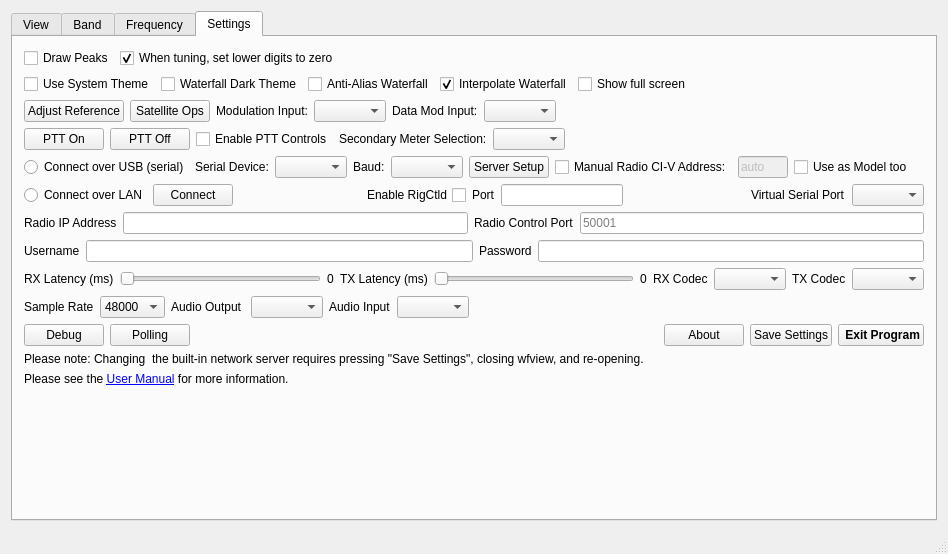
Old version of the form wfmain.ui in the repository adecarolis/wfweb.
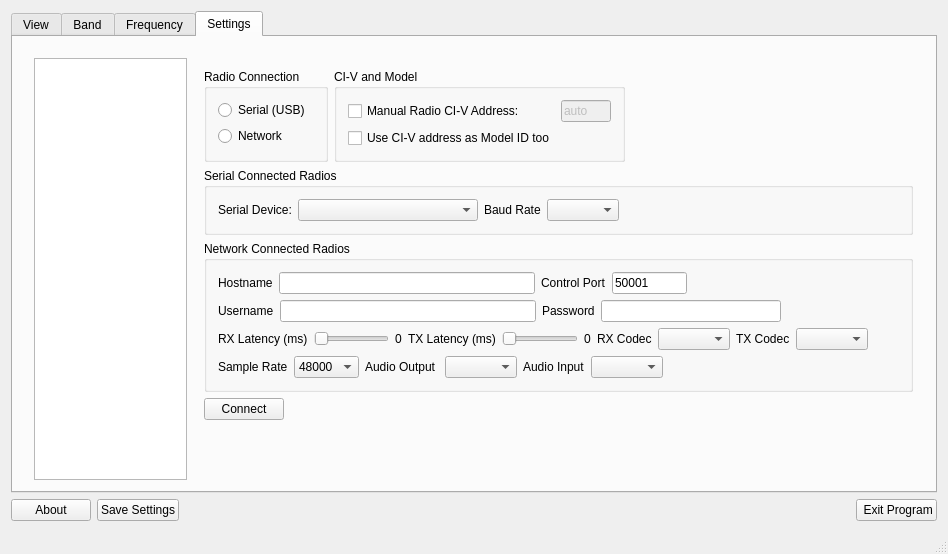
New version of the form. Custom widgets are drawn as their Qt base class.

Commit message: Beginning of the new Settings tab. Does not compile as-is yet.

```diff
--- a/wfmain.ui
+++ b/wfmain.ui
@@ -2038,242 +2038,47 @@
        <attribute name="title">
         <string>Settings</string>
        </attribute>
-       <layout class="QVBoxLayout" name="verticalLayout_5">
+       <layout class="QVBoxLayout" name="verticalLayout_23">
+        <item>
+         <layout class="QHBoxLayout" name="horizontalLayout">
+          <property name="leftMargin">
+           <number>10</number>
+          </property>
+          <property name="topMargin">
+           <number>10</number>
+          </property>
+          <item>
+           <widget class="QListWidget" name="settingsList">
+            <property name="maximumSize">
+             <size>
+              <width>180</width>
+              <height>16777215</height>
+             </size>
+            </property>
+           </widget>
+          </item>
+          <item>
+           <widget class="QStackedWidget" name="settingsStack">
+            <property name="currentIndex">
+             <number>0</number>
+            </property>
+            <widget class="QWidget" name="radioAccess">
+             <layout class="QVBoxLayout" name="verticalLayout_21">
         <item>
          <layout class="QHBoxLayout" name="horizontalLayout_4">
           <item>
-           <widget class="QCheckBox" name="drawPeakChk">
-            <property name="text">
-             <string>Draw Peaks</string>
-            </property>
-           </widget>
-          </item>
-          <item>
-           <widget class="QCheckBox" name="tuningFloorZerosChk">
-            <property name="text">
-             <string>When tuning, set lower digits to zero</string>
-            </property>
-            <property name="checked">
-             <bool>true</bool>
-            </property>
-           </widget>
-          </item>
-          <item>
-           <spacer name="horizontalSpacer_4">
-            <property name="orientation">
-             <enum>Qt::Horizontal</enum>
-            </property>
-            <property name="sizeHint" stdset="0">
-             <size>
-              <width>40</width>
-              <height>20</height>
-             </size>
-            </property>
-           </spacer>
-          </item>
-         </layout>
-        </item>
-        <item>
-         <layout class="QHBoxLayout" name="horizontalLayout_14">
-          <property name="topMargin">
-           <number>0</number>
-          </property>
-          <item>
-           <widget class="QCheckBox" name="useSystemThemeChk">
-            <property name="text">
-             <string>Use System Theme</string>
-            </property>
-           </widget>
-          </item>
-          <item>
-           <widget class="QCheckBox" name="useDarkThemeChk">
-            <property name="text">
-             <string>Waterfall Dark Theme</string>
-            </property>
-           </widget>
-          </item>
-          <item>
-           <widget class="QCheckBox" name="wfAntiAliasChk">
-            <property name="text">
-             <string>Anti-Alias Waterfall</string>
-            </property>
-           </widget>
-          </item>
-          <item>
-           <widget class="QCheckBox" name="wfInterpolateChk">
-            <property name="text">
-             <string>Interpolate Waterfall</string>
-            </property>
-            <property name="checked">
-             <bool>true</bool>
-            </property>
-           </widget>
-          </item>
-          <item>
-           <widget class="QCheckBox" name="fullScreenChk">
-            <property name="text">
-             <string>Show full screen</string>
-            </property>
-           </widget>
-          </item>
-          <item>
-           <spacer name="horizontalSpacer_7">
-            <property name="orientation">
-             <enum>Qt::Horizontal</enum>
-            </property>
-            <property name="sizeHint" stdset="0">
-             <size>
-              <width>40</width>
-              <height>20</height>
-             </size>
-            </property>
-           </spacer>
-          </item>
-         </layout>
-        </item>
-        <item>
-         <layout class="QHBoxLayout" name="horizontalLayout_22">
-          <property name="topMargin">
-           <number>0</number>
-          </property>
-          <item>
-           <widget class="QPushButton" name="adjRefBtn">
-            <property name="toolTip">
-             <string>&lt;html&gt;&lt;head/&gt;&lt;body&gt;&lt;p&gt;Click here to adjust the frequency reference on the IC-9700.&lt;/p&gt;&lt;/body&gt;&lt;/html&gt;</string>
-            </property>
-            <property name="text">
-             <string>Adjust Reference</string>
-            </property>
-           </widget>
-          </item>
-          <item>
-           <widget class="QPushButton" name="satOpsBtn">
-            <property name="text">
-             <string>Satellite Ops</string>
-            </property>
-           </widget>
-          </item>
-          <item>
-           <widget class="QLabel" name="label_27">
-            <property name="text">
-             <string>Modulation Input:</string>
-            </property>
-           </widget>
-          </item>
-          <item>
-           <widget class="QComboBox" name="modInputCombo">
-            <property name="accessibleName">
-             <string>Modulation Input</string>
-            </property>
-            <property name="accessibleDescription">
-             <string>Transmit modulation source</string>
-            </property>
-            <property name="sizeAdjustPolicy">
-             <enum>QComboBox::AdjustToContents</enum>
-            </property>
-           </widget>
-          </item>
-          <item>
-           <widget class="QLabel" name="label_29">
-            <property name="text">
-             <string>Data Mod Input:</string>
-            </property>
-           </widget>
-          </item>
-          <item>
-           <widget class="QComboBox" name="modInputDataCombo">
-            <property name="accessibleName">
-             <string>Data Modulation Input</string>
-            </property>
-            <property name="accessibleDescription">
-             <string>Transmit Data-mode modulation input source</string>
-            </property>
-            <property name="sizeAdjustPolicy">
-             <enum>QComboBox::AdjustToContents</enum>
-            </property>
-           </widget>
-          </item>
-          <item>
-           <spacer name="horizontalSpacer_9">
-            <property name="orientation">
-             <enum>Qt::Horizontal</enum>
-            </property>
-            <property name="sizeHint" stdset="0">
-             <size>
-              <width>40</width>
-              <height>20</height>
-             </size>
-            </property>
-           </spacer>
-          </item>
-         </layout>
-        </item>
-        <item>
-         <layout class="QHBoxLayout" name="horizontalLayout_15">
-          <property name="topMargin">
-           <number>0</number>
-          </property>
-          <item>
-           <widget class="QPushButton" name="pttOnBtn">
-            <property name="text">
-             <string>PTT On</string>
-            </property>
-            <property name="shortcut">
-             <string>Ctrl+S</string>
-            </property>
-           </widget>
-          </item>
-          <item>
-           <widget class="QPushButton" name="pttOffBtn">
-            <property name="text">
-             <string>PTT Off</string>
-            </property>
-           </widget>
-          </item>
-          <item>
-           <widget class="QCheckBox" name="pttEnableChk">
-            <property name="text">
-             <string>Enable PTT Controls</string>
-            </property>
-           </widget>
-          </item>
-          <item>
-           <widget class="QLabel" name="secondaryMeterSelectionLabel">
-            <property name="text">
-             <string>Secondary Meter Selection:</string>
-            </property>
-           </widget>
-          </item>
-          <item>
-           <widget class="QComboBox" name="meter2selectionCombo"/>
-          </item>
-          <item>
-           <spacer name="horizontalSpacer_2">
-            <property name="orientation">
-             <enum>Qt::Horizontal</enum>
-            </property>
-            <property name="sizeHint" stdset="0">
-             <size>
-              <width>40</width>
-              <height>20</height>
-             </size>
-            </property>
-           </spacer>
-          </item>
-         </layout>
-        </item>
-        <item>
-         <layout class="QHBoxLayout" name="horizontalLayout_16">
-          <property name="topMargin">
-           <number>0</number>
-          </property>
+                 <widget class="QGroupBox" name="groupBox">
+                  <property name="title">
+                   <string>Radio Connection</string>
+                  </property>
+                  <layout class="QVBoxLayout" name="verticalLayout_5">
           <item>
            <widget class="QRadioButton" name="serialEnableBtn">
             <property name="toolTip">
              <string>&lt;html&gt;&lt;head/&gt;&lt;body&gt;&lt;p&gt;Select this option if the rig is pluged into the computer using a USB cable or a serial connection. &lt;/p&gt;&lt;/body&gt;&lt;/html&gt;</string>
             </property>
             <property name="text">
-             <string>Connect over USB (serial)</string>
+                      <string>Serial (USB)</string>
             </property>
             <attribute name="buttonGroup">
              <string notr="true">radioConnectionSerialNetworkGrp</string>
@@ -2281,53 +2086,25 @@
            </widget>
           </item>
           <item>
-           <widget class="QLabel" name="label_28">
+                    <widget class="QRadioButton" name="lanEnableBtn">
             <property name="text">
-             <string>Serial Device:</string>
-            </property>
-           </widget>
-          </item>
-          <item>
-           <widget class="QComboBox" name="serialDeviceListCombo">
-            <property name="toolTip">
-             <string>&lt;html&gt;&lt;head/&gt;&lt;body&gt;&lt;p&gt;Select a serial port here. &lt;/p&gt;&lt;p&gt;Once selected, check &amp;quot;Enable USB(serial), press &amp;quot;Save Settings&amp;quot;, exit, and re-start wfview. &lt;/p&gt;&lt;/body&gt;&lt;/html&gt;</string>
-            </property>
-            <property name="accessibleName">
-             <string>Serial Device Selector</string>
-            </property>
+                      <string>Network</string>
+                     </property>
+                     <attribute name="buttonGroup">
+                      <string notr="true">buttonGroup</string>
+                     </attribute>
+                    </widget>
+                   </item>
+                  </layout>
            </widget>
           </item>
           <item>
-           <widget class="QLabel" name="label_32">
-            <property name="text">
-             <string>Baud:</string>
-            </property>
-           </widget>
-          </item>
-          <item>
-           <widget class="QComboBox" name="baudRateCombo">
-            <property name="toolTip">
-             <string>&lt;html&gt;&lt;head/&gt;&lt;body&gt;&lt;p&gt;Baud rate selection menu. &lt;/p&gt;&lt;p&gt;For the IC-7300 select 115200. &lt;/p&gt;&lt;p&gt;Older rigs may require other settings. &lt;/p&gt;&lt;p&gt;Be sure to match what baud rate the rig is set to. Using the highese supported baud rate for the radio is recommended. &lt;/p&gt;&lt;p&gt;Please press &amp;quot;Save Settings&amp;quot; and re-launc wfview for this to take effect.&lt;/p&gt;&lt;/body&gt;&lt;/html&gt;</string>
-            </property>
-            <property name="accessibleName">
-             <string>baud rate</string>
-            </property>
-            <property name="accessibleDescription">
-             <string>baud rate selection menu</string>
-            </property>
-           </widget>
-          </item>
-          <item>
-           <widget class="QPushButton" name="udpServerSetupBtn">
-            <property name="toolTip">
-             <string>&lt;html&gt;&lt;head/&gt;&lt;body&gt;&lt;p&gt;Press here to set up the built-in rig server. The built-in server is intended to allow access over the network to a serial or USB-connected radio. &lt;/p&gt;&lt;/body&gt;&lt;/html&gt;</string>
-            </property>
-            <property name="text">
-             <string>Server Setup</string>
-            </property>
-           </widget>
-          </item>
-          <item>
+                 <widget class="QGroupBox" name="groupBox_8">
+                  <property name="title">
+                   <string>CI-V and Model</string>
+                  </property>
+                  <layout class="QGridLayout" name="gridLayout">
+                   <item row="0" column="0">
            <widget class="QCheckBox" name="rigCIVManualAddrChk">
             <property name="toolTip">
              <string>&lt;html&gt;&lt;head/&gt;&lt;body&gt;&lt;p&gt;If you are using an older (year 2010) radio, you may need to enable this option to manually specify the CI-V address. This option is also useful for radios that do not have CI-V Transceive enabled and thus will not answer our broadcast query for connected rigs on the CI-V bus.&lt;/p&gt;&lt;p&gt;If you have a modern radio with CI-V Transceive enabled, you should not need to check this box. &lt;/p&gt;&lt;p&gt;You will need to Save Settings and re-launch wfview for this to take effect. &lt;/p&gt;&lt;/body&gt;&lt;/html&gt;</string>
@@ -2337,7 +2114,17 @@
             </property>
            </widget>
           </item>
-          <item>
+                   <item row="2" column="0">
+                    <widget class="QCheckBox" name="useCIVasRigIDChk">
+                     <property name="toolTip">
+                      <string>&lt;html&gt;&lt;head/&gt;&lt;body&gt;&lt;p&gt;Only check for older radios!&lt;/p&gt;&lt;p&gt;This checkbox forces wfview to trust that the CI-V address is also the model number of the radio. This is only useful for older radios that do not reply to our Rig ID requests (0x19 0x00). Do not check this box unless you have an older radio. &lt;/p&gt;&lt;/body&gt;&lt;/html&gt;</string>
+                     </property>
+                     <property name="text">
+                      <string>Use CI-V address as Model ID too</string>
+                     </property>
+                    </widget>
+                   </item>
+                   <item row="0" column="1">
            <widget class="QLineEdit" name="rigCIVaddrHexLine">
             <property name="enabled">
              <bool>false</bool>
@@ -2373,18 +2160,11 @@
             </property>
            </widget>
           </item>
-          <item>
-           <widget class="QCheckBox" name="useCIVasRigIDChk">
-            <property name="toolTip">
-             <string>&lt;html&gt;&lt;head/&gt;&lt;body&gt;&lt;p&gt;Only check for older radios!&lt;/p&gt;&lt;p&gt;This checkbox forces wfview to trust that the CI-V address is also the model number of the radio. This is only useful for older radios that do not reply to our Rig ID requests (0x19 0x00). Do not check this box unless you have an older radio. &lt;/p&gt;&lt;/body&gt;&lt;/html&gt;</string>
-            </property>
-            <property name="text">
-             <string>Use as Model too</string>
-            </property>
+                  </layout>
            </widget>
           </item>
           <item>
-           <spacer name="tuneSpacer">
+                 <spacer name="horizontalSpacer_2">
             <property name="orientation">
              <enum>Qt::Horizontal</enum>
             </property>
@@ -2400,151 +2180,229 @@
         </item>
         <item>
          <layout class="QHBoxLayout" name="horizontalLayout_5">
-          <item>
-           <widget class="QRadioButton" name="lanEnableBtn">
-            <property name="toolTip">
-             <string>&lt;html&gt;&lt;head/&gt;&lt;body&gt;&lt;p&gt;Connection to the radio is via network. &lt;/p&gt;&lt;p&gt;This means you are connecting to a radio with native ethernet or wifi, such as the IC-705, IC-7610, IC-7850, IC-R8600, or IC-9700&lt;/p&gt;&lt;p&gt;You should also select this option if you are connecting to another instance of wfview over a network. &lt;/p&gt;&lt;/body&gt;&lt;/html&gt;</string>
-            </property>
-            <property name="text">
-             <string>Connect over LAN</string>
-            </property>
-            <attribute name="buttonGroup">
-             <string notr="true">radioConnectionSerialNetworkGrp</string>
-            </attribute>
-           </widget>
-          </item>
+                <property name="topMargin">
+                 <number>0</number>
+                </property>
           <item>
-           <widget class="QPushButton" name="connectBtn">
-            <property name="toolTip">
-             <string>Press here to initiate the network connection to the rig. </string>
-            </property>
-            <property name="text">
-             <string>Connect</string>
-            </property>
-           </widget>
-          </item>
-          <item>
-           <spacer name="horizontalSpacer_10">
-            <property name="orientation">
-             <enum>Qt::Horizontal</enum>
-            </property>
-            <property name="sizeHint" stdset="0">
-             <size>
-              <width>40</width>
-              <height>20</height>
-             </size>
-            </property>
-           </spacer>
-          </item>
-          <item>
-           <widget class="QCheckBox" name="enableRigctldChk">
-            <property name="layoutDirection">
-             <enum>Qt::RightToLeft</enum>
-            </property>
-            <property name="text">
-             <string>Enable RigCtld</string>
-            </property>
-           </widget>
-          </item>
-          <item>
-           <widget class="QLabel" name="label_6">
-            <property name="text">
-             <string>Port</string>
-            </property>
-           </widget>
-          </item>
-          <item>
-           <widget class="QLineEdit" name="rigctldPortTxt"/>
-          </item>
-          <item>
-           <spacer name="horizontalSpacer_5">
-            <property name="orientation">
-             <enum>Qt::Horizontal</enum>
-            </property>
-            <property name="sizeHint" stdset="0">
-             <size>
-              <width>40</width>
-              <height>20</height>
-             </size>
-            </property>
-           </spacer>
-          </item>
-          <item>
-           <widget class="QLabel" name="vspLabel">
-            <property name="text">
-             <string>Virtual Serial Port</string>
-            </property>
-           </widget>
-          </item>
-          <item>
-           <widget class="QComboBox" name="vspCombo">
-            <property name="toolTip">
-             <string>&lt;html&gt;&lt;head/&gt;&lt;body&gt;&lt;p&gt;Use this to define a virtual serial port. &lt;/p&gt;&lt;p&gt;&lt;br/&gt;&lt;/p&gt;&lt;p&gt;On Windows, the virtual serial port can be used to connect to a serial port loopback device, through which other programs can connect to the radio. &lt;/p&gt;&lt;p&gt;&lt;br/&gt;&lt;/p&gt;&lt;p&gt;On Linux and macOS, the port defined here is a pseudo-terminal device, which may be connected to directly by any program designed for a serial connection. &lt;/p&gt;&lt;/body&gt;&lt;/html&gt;</string>
-            </property>
-            <property name="accessibleName">
-             <string>Virtual Serial Port Selector</string>
-            </property>
-           </widget>
-          </item>
-         </layout>
-        </item>
-        <item>
+                 <widget class="QGroupBox" name="groupBox_6">
+                  <property name="title">
+                   <string>Serial Connected Radios</string>
+                  </property>
          <layout class="QHBoxLayout" name="horizontalLayout_6">
           <item>
            <widget class="QLabel" name="label_4">
             <property name="text">
-             <string>Radio IP Address</string>
+                      <string>Serial Device:</string>
             </property>
            </widget>
           </item>
           <item>
-           <widget class="QLineEdit" name="ipAddressTxt"/>
+                    <widget class="QComboBox" name="serialDeviceListCombo">
+                     <property name="minimumSize">
+                      <size>
+                       <width>180</width>
+                       <height>0</height>
+                      </size>
+                     </property>
+                     <property name="maximumSize">
+                      <size>
+                       <width>180</width>
+                       <height>16777215</height>
+                      </size>
+                     </property>
+                    </widget>
           </item>
           <item>
            <widget class="QLabel" name="label_5">
             <property name="text">
-             <string>Radio Control Port</string>
+                      <string>Baud Rate</string>
+                     </property>
+                    </widget>
+                   </item>
+                   <item>
+                    <widget class="QComboBox" name="baudRateCombo">
+                     <property name="maximumSize">
+                      <size>
+                       <width>120</width>
+                       <height>16777215</height>
+                      </size>
+                     </property>
+                    </widget>
+                   </item>
+                   <item>
+                    <spacer name="horizontalSpacer_4">
+                     <property name="orientation">
+                      <enum>Qt::Horizontal</enum>
+                     </property>
+                     <property name="sizeHint" stdset="0">
+                      <size>
+                       <width>40</width>
+                       <height>20</height>
+                      </size>
+                     </property>
+                    </spacer>
+                   </item>
+                  </layout>
+                 </widget>
+                </item>
+               </layout>
+              </item>
+              <item>
+               <layout class="QHBoxLayout" name="horizontalLayout_7">
+                <property name="leftMargin">
+                 <number>0</number>
+                </property>
+                <property name="topMargin">
+                 <number>0</number>
+                </property>
+                <property name="rightMargin">
+                 <number>0</number>
+                </property>
+                <item>
+                 <widget class="QGroupBox" name="groupBox_7">
+                  <property name="title">
+                   <string>Network Connected Radios</string>
+                  </property>
+                  <layout class="QVBoxLayout" name="verticalLayout_22">
+                   <item>
+                    <layout class="QHBoxLayout" name="horizontalLayout_13">
+                     <property name="leftMargin">
+                      <number>0</number>
+                     </property>
+                     <property name="topMargin">
+                      <number>0</number>
+                     </property>
+                     <property name="rightMargin">
+                      <number>0</number>
+                     </property>
+                     <item>
+                      <widget class="QLabel" name="label_6">
+                       <property name="text">
+                        <string>Hostname</string>
+                       </property>
+                      </widget>
+                     </item>
+                     <item>
+                      <widget class="QLineEdit" name="ipAddressTxt">
+                       <property name="minimumSize">
+                        <size>
+                         <width>256</width>
+                         <height>0</height>
+                        </size>
+                       </property>
+                       <property name="maximumSize">
+                        <size>
+                         <width>256</width>
+                         <height>16777215</height>
+                        </size>
+                       </property>
+                      </widget>
+                     </item>
+                     <item>
+                      <widget class="QLabel" name="label_7">
+                       <property name="text">
+                        <string>Control Port</string>
             </property>
            </widget>
           </item>
           <item>
            <widget class="QLineEdit" name="controlPortTxt">
-            <property name="placeholderText">
+                       <property name="maximumSize">
+                        <size>
+                         <width>75</width>
+                         <height>16777215</height>
+                        </size>
+                       </property>
+                       <property name="text">
              <string>50001</string>
             </property>
            </widget>
           </item>
+                     <item>
+                      <spacer name="horizontalSpacer_6">
+                       <property name="orientation">
+                        <enum>Qt::Horizontal</enum>
+                       </property>
+                       <property name="sizeHint" stdset="0">
+                        <size>
+                         <width>40</width>
+                         <height>20</height>
+                        </size>
+                       </property>
+                      </spacer>
+                     </item>
          </layout>
         </item>
         <item>
-         <layout class="QHBoxLayout" name="horizontalLayout_7">
-          <item>
-           <widget class="QLabel" name="label_15">
-            <property name="text">
-             <string>Username</string>
-            </property>
-           </widget>
-          </item>
-          <item>
-           <widget class="QLineEdit" name="usernameTxt"/>
-          </item>
+                    <layout class="QHBoxLayout" name="horizontalLayout_14">
+                     <property name="leftMargin">
+                      <number>0</number>
+                     </property>
+                     <property name="topMargin">
+                      <number>0</number>
+                     </property>
+                     <property name="rightMargin">
+                      <number>0</number>
+                     </property>
           <item>
            <widget class="QLabel" name="label_14">
             <property name="text">
+                        <string>Username</string>
+                       </property>
+                      </widget>
+                     </item>
+                     <item>
+                      <widget class="QLineEdit" name="lineEdit_3">
+                       <property name="minimumSize">
+                        <size>
+                         <width>256</width>
+                         <height>0</height>
+                        </size>
+                       </property>
+                       <property name="maximumSize">
+                        <size>
+                         <width>256</width>
+                         <height>16777215</height>
+                        </size>
+                       </property>
+                      </widget>
+                     </item>
+                     <item>
+                      <widget class="QLabel" name="label_13">
+                       <property name="text">
              <string>Password</string>
             </property>
            </widget>
           </item>
           <item>
-           <widget class="QLineEdit" name="passwordTxt">
-            <property name="inputMethodHints">
-             <set>Qt::ImhNoAutoUppercase|Qt::ImhNoPredictiveText|Qt::ImhSensitiveData</set>
-            </property>
-            <property name="echoMode">
-             <enum>QLineEdit::PasswordEchoOnEdit</enum>
+                      <widget class="QLineEdit" name="lineEdit_4">
+                       <property name="minimumSize">
+                        <size>
+                         <width>180</width>
+                         <height>0</height>
+                        </size>
+                       </property>
+                       <property name="maximumSize">
+                        <size>
+                         <width>180</width>
+                         <height>16777215</height>
+                        </size>
             </property>
            </widget>
           </item>
+                     <item>
+                      <spacer name="horizontalSpacer_7">
+                       <property name="orientation">
+                        <enum>Qt::Horizontal</enum>
+                       </property>
+                       <property name="sizeHint" stdset="0">
+                        <size>
+                         <width>40</width>
+                         <height>20</height>
+                        </size>
+                       </property>
+                      </spacer>
+                     </item>
          </layout>
         </item>
         <item>
@@ -2637,6 +2495,19 @@
             </property>
            </widget>
           </item>
+                     <item>
+                      <spacer name="horizontalSpacer_13">
+                       <property name="orientation">
+                        <enum>Qt::Horizontal</enum>
+                       </property>
+                       <property name="sizeHint" stdset="0">
+                        <size>
+                         <width>40</width>
+                         <height>20</height>
+                        </size>
+                       </property>
+                      </spacer>
+                     </item>
          </layout>
         </item>
         <item>
@@ -2676,7 +2547,7 @@
            </widget>
           </item>
           <item>
-           <widget class="QLabel" name="label_13">
+                      <widget class="QLabel" name="label_15">
             <property name="text">
              <string>Audio Output </string>
             </property>
@@ -2730,23 +2601,155 @@
           </item>
          </layout>
         </item>
+                  </layout>
+                 </widget>
+                </item>
+               </layout>
+              </item>
         <item>
-         <layout class="QHBoxLayout" name="horizontalLayout">
+               <layout class="QHBoxLayout" name="horizontalLayout_15">
           <property name="topMargin">
            <number>0</number>
           </property>
           <item>
-           <widget class="QPushButton" name="debugBtn">
-            <property name="toolTip">
-             <string>&lt;html&gt;&lt;head/&gt;&lt;body&gt;&lt;p&gt;This button runs debug functions, and is provided as a convenience for programmers. The functions executed are under:&lt;/p&gt;&lt;p&gt;&lt;span style=&quot; color:#ffff55;&quot;&gt;void&lt;/span&gt;&lt;span style=&quot; color:#55ff55;&quot;&gt;wfmain&lt;/span&gt;&lt;span style=&quot; color:#aaaaaa;&quot;&gt;::&lt;/span&gt;&lt;span style=&quot; font-weight:600;&quot;&gt;on_debugBtn_clicked&lt;/span&gt;&lt;span style=&quot; color:#aaaaaa;&quot;&gt;()&lt;/span&gt;&lt;/p&gt;&lt;p&gt;in wfmain.cpp.&lt;/p&gt;&lt;/body&gt;&lt;/html&gt;</string>
-            </property>
+                 <widget class="QPushButton" name="connectBtn">
+                  <property name="text">
+                   <string>Connect</string>
+                  </property>
+                 </widget>
+                </item>
+                <item>
+                 <spacer name="horizontalSpacer_5">
+                  <property name="orientation">
+                   <enum>Qt::Horizontal</enum>
+                  </property>
+                  <property name="sizeHint" stdset="0">
+                   <size>
+                    <width>40</width>
+                    <height>20</height>
+                   </size>
+                  </property>
+                 </spacer>
+                </item>
+               </layout>
+              </item>
+              <item>
+               <spacer name="verticalSpacer">
+                <property name="orientation">
+                 <enum>Qt::Vertical</enum>
+                </property>
+                <property name="sizeHint" stdset="0">
+                 <size>
+                  <width>20</width>
+                  <height>40</height>
+                 </size>
+                </property>
+               </spacer>
+              </item>
+             </layout>
+            </widget>
+            <widget class="QWidget" name="userInterface">
+             <layout class="QVBoxLayout" name="verticalLayout_24">
+              <item>
+               <layout class="QHBoxLayout" name="horizontalLayout_21">
+                <item>
+                 <widget class="QCheckBox" name="drawPeakChk">
             <property name="text">
-             <string>Debug</string>
-            </property>
-            <property name="shortcut">
-             <string>Ctrl+Alt+D</string>
-            </property>
-           </widget>
+                   <string>Draw Peaks</string>
+                  </property>
+                 </widget>
+                </item>
+                <item>
+                 <widget class="QCheckBox" name="tuningFloorZerosChk">
+                  <property name="text">
+                   <string>When tuning, set lower digits to zero</string>
+                  </property>
+                  <property name="checked">
+                   <bool>true</bool>
+                  </property>
+                 </widget>
+                </item>
+                <item>
+                 <spacer name="horizontalSpacer_10">
+                  <property name="orientation">
+                   <enum>Qt::Horizontal</enum>
+                  </property>
+                  <property name="sizeHint" stdset="0">
+                   <size>
+                    <width>40</width>
+                    <height>20</height>
+                   </size>
+                  </property>
+                 </spacer>
+                </item>
+               </layout>
+              </item>
+              <item>
+               <layout class="QHBoxLayout" name="horizontalLayout_22">
+                <item>
+                 <widget class="QCheckBox" name="useDarkThemeChk">
+                  <property name="text">
+                   <string>Waterfall Dark Theme</string>
+                  </property>
+                 </widget>
+                </item>
+                <item>
+                 <widget class="QCheckBox" name="wfInterpolateChk">
+                  <property name="text">
+                   <string>Interpolate Waterfall</string>
+                  </property>
+                  <property name="checked">
+                   <bool>true</bool>
+                  </property>
+                 </widget>
+                </item>
+                <item>
+                 <widget class="QCheckBox" name="useSystemThemeChk">
+                  <property name="text">
+                   <string>Use System Theme</string>
+                  </property>
+                 </widget>
+                </item>
+                <item>
+                 <widget class="QCheckBox" name="wfAntiAliasChk">
+                  <property name="text">
+                   <string>Anti-Alias Waterfall</string>
+                  </property>
+                 </widget>
+                </item>
+                <item>
+                 <widget class="QCheckBox" name="fullScreenChk">
+                  <property name="text">
+                   <string>Show full screen</string>
+                  </property>
+                 </widget>
+                </item>
+                <item>
+                 <spacer name="horizontalSpacer_12">
+                  <property name="orientation">
+                   <enum>Qt::Horizontal</enum>
+                  </property>
+                  <property name="sizeHint" stdset="0">
+                   <size>
+                    <width>40</width>
+                    <height>20</height>
+                   </size>
+                  </property>
+                 </spacer>
+                </item>
+               </layout>
+              </item>
+              <item>
+               <layout class="QHBoxLayout" name="horizontalLayout_28">
+                <item>
+                 <widget class="QLabel" name="secondaryMeterSelectionLabel">
+                  <property name="text">
+                   <string>Secondary Meter Selection:</string>
+                  </property>
+                 </widget>
+                </item>
+                <item>
+                 <widget class="QComboBox" name="meter2selectionCombo"/>
           </item>
           <item>
            <widget class="QPushButton" name="pollingBtn">
@@ -2765,7 +2768,7 @@
            </widget>
           </item>
           <item>
-           <spacer name="horizontalSpacer_6">
+                 <spacer name="horizontalSpacer_11">
             <property name="orientation">
              <enum>Qt::Horizontal</enum>
             </property>
@@ -2777,6 +2780,48 @@
             </property>
            </spacer>
           </item>
+               </layout>
+              </item>
+              <item>
+               <spacer name="verticalSpacer_2">
+                <property name="orientation">
+                 <enum>Qt::Vertical</enum>
+                </property>
+                <property name="sizeHint" stdset="0">
+                 <size>
+                  <width>20</width>
+                  <height>40</height>
+                 </size>
+                </property>
+               </spacer>
+              </item>
+             </layout>
+            </widget>
+            <widget class="QWidget" name="radioSettings"/>
+            <widget class="QWidget" name="radioServer"/>
+            <widget class="QWidget" name="externalControl"/>
+            <widget class="QWidget" name="audioProcessing"/>
+            <widget class="QWidget" name="experimental"/>
+            <widget class="QWidget" name="about"/>
+           </widget>
+          </item>
+         </layout>
+        </item>
+       </layout>
+      </widget>
+     </widget>
+    </item>
+    <item>
+     <layout class="QHBoxLayout" name="horizontalLayout_16">
+      <property name="leftMargin">
+       <number>0</number>
+      </property>
+      <property name="topMargin">
+       <number>0</number>
+      </property>
+      <property name="rightMargin">
+       <number>0</number>
+      </property>
           <item>
            <widget class="QPushButton" name="aboutBtn">
             <property name="text">
@@ -2791,12 +2836,25 @@
             </property>
            </widget>
           </item>
+      <item>
+       <spacer name="horizontalSpacer_9">
+        <property name="orientation">
+         <enum>Qt::Horizontal</enum>
+        </property>
+        <property name="sizeHint" stdset="0">
+         <size>
+          <width>40</width>
+          <height>20</height>
+         </size>
+        </property>
+       </spacer>
+      </item>
           <item>
            <widget class="QPushButton" name="exitBtn">
             <property name="font">
              <font>
-              <weight>75</weight>
-              <bold>true</bold>
+          <weight>50</weight>
+          <bold>false</bold>
              </font>
             </property>
             <property name="text">
@@ -2806,57 +2864,6 @@
           </item>
          </layout>
         </item>
-        <item>
-         <layout class="QHBoxLayout" name="horizontalLayout_28">
-          <property name="topMargin">
-           <number>0</number>
-          </property>
-          <item>
-           <widget class="QLabel" name="label_33">
-            <property name="text">
-             <string>Please note: Changing  the built-in network server requires pressing &quot;Save Settings&quot;, closing wfview, and re-opening. </string>
-            </property>
-           </widget>
-          </item>
-         </layout>
-        </item>
-        <item>
-         <layout class="QHBoxLayout" name="horizontalLayout_29">
-          <property name="topMargin">
-           <number>0</number>
-          </property>
-          <item>
-           <widget class="QLabel" name="label_34">
-            <property name="text">
-             <string>&lt;html&gt;&lt;head&gt;&lt;/head&gt;&lt;body&gt;&lt;p&gt;Please see the &lt;a href=&quot;https://wfview.org/wfview-user-manual/settings-tab/&quot;&gt;User Manual&lt;/a&gt; for more information. &lt;/p&gt;&lt;/body&gt;&lt;/html&gt;</string>
-            </property>
-            <property name="textFormat">
-             <enum>Qt::RichText</enum>
-            </property>
-            <property name="openExternalLinks">
-             <bool>true</bool>
-            </property>
-           </widget>
-          </item>
-         </layout>
-        </item>
-        <item>
-         <spacer name="verticalSpacer_2">
-          <property name="orientation">
-           <enum>Qt::Vertical</enum>
-          </property>
-          <property name="sizeHint" stdset="0">
-           <size>
-            <width>20</width>
-            <height>40</height>
-           </size>
-          </property>
-         </spacer>
-        </item>
-       </layout>
-      </widget>
-     </widget>
-    </item>
    </layout>
   </widget>
   <widget class="QStatusBar" name="statusBar"/>
```
Left out of the diff: 7 changed lines with no effect on the pictures. Lines whose indentation alone changed are shown as unchanged. The commit also changes 2 other files.
